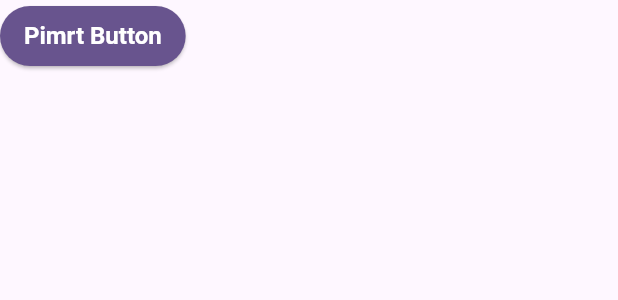
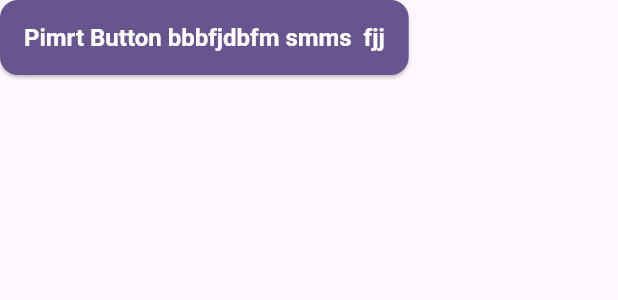
Before and after one commit to waleedmoh766-web/test_git_repo1, a Flutter app: the PimrtButton widget shown alone on an empty page, opened directly, on a phone screen of 412 x 824 dp. Shown: the top 300 px of the screen. Run offline on Flutter 3.47's test engine with Material 3 defaults, Android fonts, the phone set to English and light mode, and no system bars.

Commit message:
my commint

```diff
--- a/lib/pimrt_button.dart
+++ b/lib/pimrt_button.dart
@@ -7,6 +7,10 @@ class PimrtButton extends StatelessWidget {
   Widget build(BuildContext context) {
     return ElevatedButton(
       style: ElevatedButton.styleFrom(
+        minimumSize: const Size(150, 50),
+        shape: RoundedRectangleBorder(
+          borderRadius: BorderRadius.circular(12.0),
+        ),
         padding: const EdgeInsets.symmetric(horizontal: 16.0, vertical: 8.0),
         backgroundColor: Theme.of(context).colorScheme.primary,
         foregroundColor: Colors.white,
@@ -15,7 +19,7 @@ class PimrtButton extends StatelessWidget {
       onPressed: () {
         // Define button action here
       },
-      child: const Text('Pimrt Button'),
+      child: const Text('Pimrt Button bbbfjdbfm smms  fjj'),
     );
   }
 }
```
